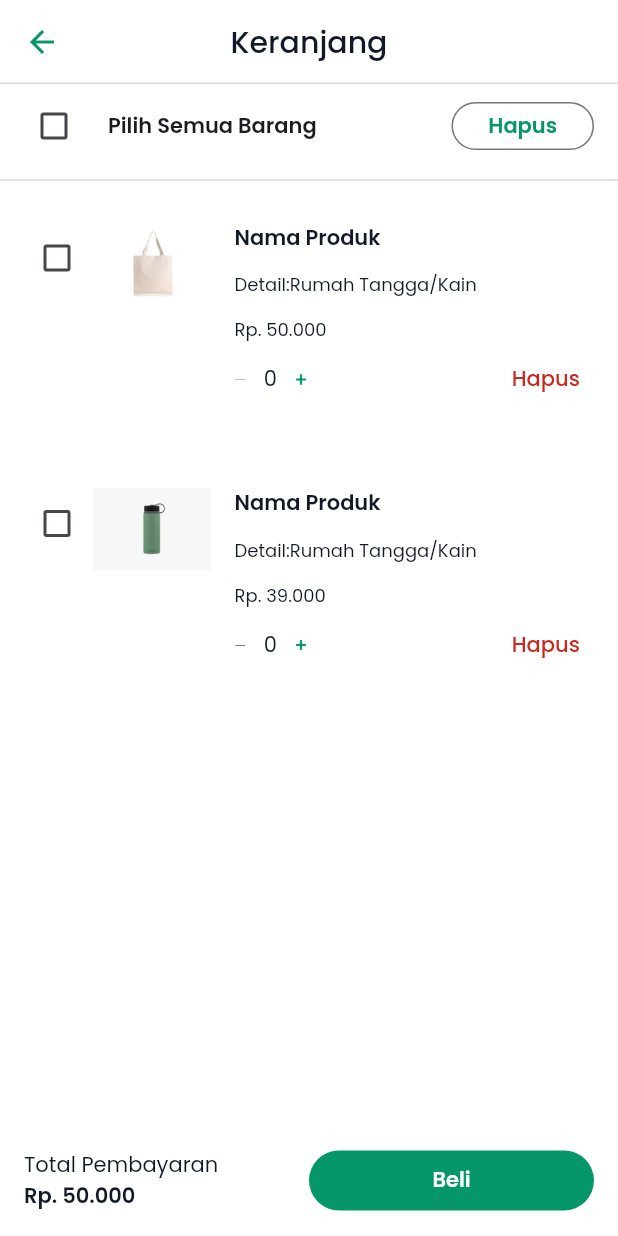
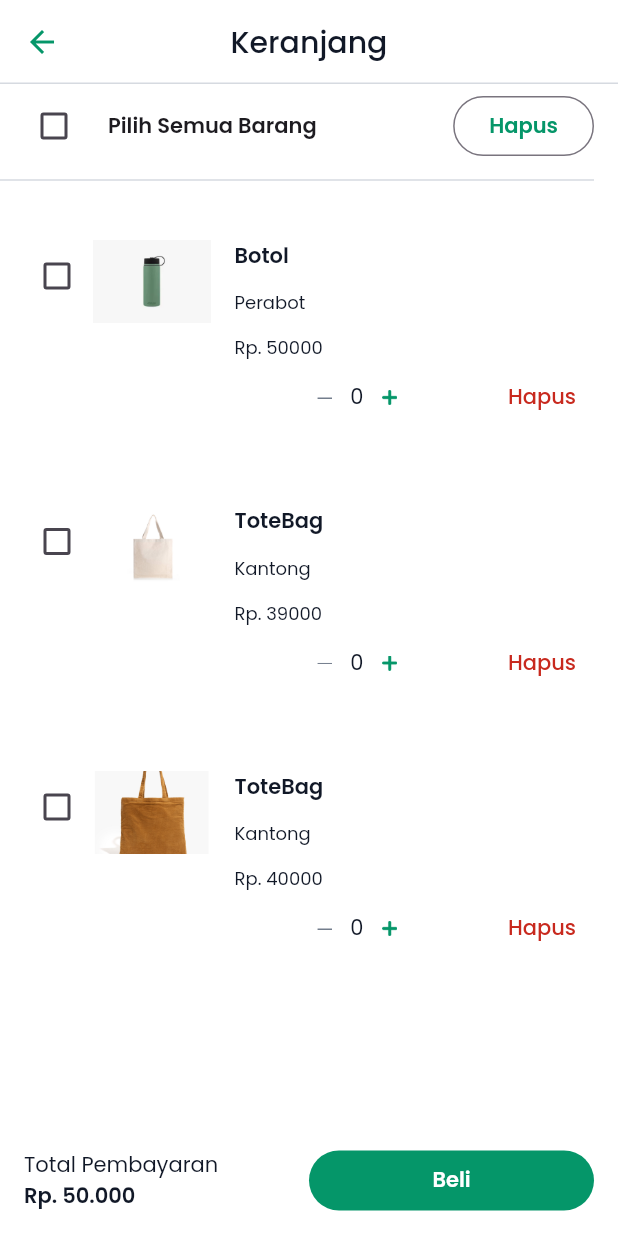
Before and after one commit to Ecowave-Alterra/ecowave-flutter, a Flutter app: the CartPage screen opened directly, after a tap on "Hapus", on a phone screen of 412 x 824 dp. Run offline on Flutter 3.47's test engine with Material 2 defaults, Android fonts, the phone set to English and light mode, and no system bars; our stand-ins replace another_flushbar, bloc, carousel_slider, file_picker, flutter_bloc, flutter_countdown_timer and 6 more; accounts and stored records are empty; network calls fail.

Commit message:
[FL-030] added cart to database

```diff
--- a/lib/core/utils/injector.dart
+++ b/lib/core/utils/injector.dart
@@ -1,3 +1,6 @@
+import 'package:ecowave/features/cart/bloc/cart/cart_bloc.dart';
+import 'package:ecowave/features/cart/bloc/counterItem/counter_item_bloc.dart';
+import 'package:ecowave/features/cart/model/service/cart_database.dart';
 import 'package:ecowave/features/payment/bloc/payment_deadline_bloc.dart';
 import 'package:get_it/get_it.dart';
 
@@ -6,10 +9,13 @@ final locator = GetIt.instance;
 void init() {
   // state management
   locator.registerFactory(() => PaymentDeadlineBloc());
+  locator.registerFactory(() => CartBloc(locator()));
+  locator.registerFactory(() => CounterItemBloc(locator()));
 
   // repository
 
   // remote service
 
   // local service
+  locator.registerLazySingleton<DatabaseInstance>(() => DatabaseInstance());
 }
--- a/lib/core/utils/providers.dart
+++ b/lib/core/utils/providers.dart
@@ -1,4 +1,6 @@
 import 'package:ecowave/core/utils/injector.dart' as di;
+import 'package:ecowave/features/cart/bloc/cart/cart_bloc.dart';
+import 'package:ecowave/features/cart/bloc/counterItem/counter_item_bloc.dart';
 import 'package:ecowave/features/payment/bloc/payment_deadline_bloc.dart';
 import 'package:flutter_bloc/flutter_bloc.dart';
 
@@ -6,5 +8,9 @@ class Providers {
   static final List<BlocProvider> init = [
     BlocProvider<PaymentDeadlineBloc>(
         create: (context) => di.locator<PaymentDeadlineBloc>()),
+    BlocProvider<CartBloc>(
+        create: (context) => di.locator<CartBloc>()..add(CartInsert())),
+    BlocProvider<CounterItemBloc>(
+        create: (context) => di.locator<CounterItemBloc>()),
   ];
 }
--- /dev/null
+++ b/lib/features/cart/bloc/cart/cart_bloc.dart
@@ -0,0 +1,49 @@
+import 'package:flutter/material.dart';
+import 'package:flutter_bloc/flutter_bloc.dart';
+
+import '../../../../core.dart';
+import '../../model/entity/cart_model.dart';
+import '../../model/service/cart_database.dart';
+
+part 'cart_event.dart';
+part 'cart_state.dart';
+
+class CartBloc extends Bloc<CartEvent, CartState> {
+  final DatabaseInstance dbCart;
+  final List<CartModel> data = [
+    CartModel(
+        nameItems: 'Botol',
+        detailItems: 'Perabot',
+        price: 50000,
+        totalItems: 0,
+        image: AppImages.productShop1),
+    CartModel(
+        nameItems: 'ToteBag',
+        detailItems: 'Kantong',
+        price: 39000,
+        totalItems: 0,
+        image: AppImages.productShop2),
+    CartModel(
+        nameItems: 'ToteBag',
+        detailItems: 'Kantong',
+        price: 40000,
+        totalItems: 0,
+        image: AppImages.productShop7),
+  ];
+  CartBloc(this.dbCart) : super(CartInitial()) {
+    on<CartInsert>((event, emit) async {
+      await dbCart.database();
+      for (CartModel item in data) {
+        await dbCart.insert({
+          'nameItems': item.nameItems,
+          'detailItems': item.detailItems,
+          'price': item.price,
+          'totalItems': item.totalItems,
+          'image': item.image,
+        });
+      }
+      final List<CartModel> result = await dbCart.all();
+      emit(CartSuccess(data: result));
+    });
+  }
+}
--- /dev/null
+++ b/lib/features/cart/bloc/cart/cart_event.dart
@@ -0,0 +1,6 @@
+part of 'cart_bloc.dart';
+
+@immutable
+abstract class CartEvent {}
+
+class CartInsert extends CartEvent {}
--- /dev/null
+++ b/lib/features/cart/bloc/cart/cart_state.dart
@@ -0,0 +1,15 @@
+part of 'cart_bloc.dart';
+
+@immutable
+abstract class CartState {}
+
+class CartInitial extends CartState {}
+
+class CartSuccess extends CartState {
+  final List<CartModel>? data;
+  final int? index;
+
+  CartSuccess({this.index, this.data});
+}
+
+class CartError extends CartState {}
--- /dev/null
+++ b/lib/features/cart/bloc/counterItem/counter_item_bloc.dart
@@ -0,0 +1,26 @@
+import 'package:bloc/bloc.dart';
+import 'package:meta/meta.dart';
+
+import '../../model/service/cart_database.dart';
+
+part 'counter_item_event.dart';
+part 'counter_item_state.dart';
+
+class CounterItemBloc extends Bloc<CounterItemEvent, CounterItemState> {
+  final DatabaseInstance dbCart;
+  CounterItemBloc(this.dbCart) : super(CounterItemInitial()) {
+    int? index = 0, id;
+    on<IncrementItem>((event, emit) async {
+      int totalItems = index + 1;
+      dynamic result =
+          await dbCart.updateTotalItem(id!, {'totalItems': totalItems});
+      emit(CounterItemLoaded(id: id, result: result));
+    });
+    on<DecrementItem>((event, emit) async {
+      int totalItems = index - 1;
+      dynamic result =
+          await dbCart.updateTotalItem(id!, {'totalItems': totalItems});
+      emit(CounterItemLoaded(id: id, result: result));
+    });
+  }
+}
--- /dev/null
+++ b/lib/features/cart/bloc/counterItem/counter_item_event.dart
@@ -0,0 +1,8 @@
+part of 'counter_item_bloc.dart';
+
+@immutable
+abstract class CounterItemEvent {}
+
+class IncrementItem extends CounterItemEvent {}
+
+class DecrementItem extends CounterItemEvent {}
--- /dev/null
+++ b/lib/features/cart/bloc/counterItem/counter_item_state.dart
@@ -0,0 +1,14 @@
+part of 'counter_item_bloc.dart';
+
+@immutable
+abstract class CounterItemState {}
+
+class CounterItemInitial extends CounterItemState {}
+
+class CounterItemLoaded extends CounterItemState {
+  final int id;
+  final int result;
+  CounterItemLoaded({required this.result, required this.id});
+}
+
+class CounterItemError extends CounterItemState {}
--- /dev/null
+++ b/lib/features/cart/model/entity/cart_model.dart
@@ -0,0 +1,24 @@
+class CartModel {
+  int? id, price, totalItems;
+  String? nameItems, detailItems, image;
+
+  CartModel({
+    this.id,
+    this.price,
+    this.totalItems,
+    this.nameItems,
+    this.detailItems,
+    this.image,
+  });
+
+  factory CartModel.fromJson(Map<String, dynamic> json) {
+    return CartModel(
+      id: json['id'],
+      price: json['price'],
+      totalItems: json['totalItems'],
+      nameItems: json['nameItems'],
+      detailItems: json['detailItems'],
+      image: json['image'],
+    );
+  }
+}
--- /dev/null
+++ b/lib/features/cart/model/service/cart_database.dart
@@ -0,0 +1,59 @@
+import 'dart:io';
+import 'package:ecowave/features/cart/model/entity/cart_model.dart';
+import 'package:path_provider/path_provider.dart';
+import 'package:path/path.dart';
+import 'package:sqflite/sqflite.dart';
+
+class DatabaseInstance {
+  final String _databaseName = 'eco_database.db';
+  final int _databaseVersion = 1;
+
+  final String table = 'cart';
+  final String id = 'id';
+  final String nameItems = 'nameItems';
+  final String detailItems = 'detailItems';
+  final String price = 'price';
+  final String totalItems = 'totalItems';
+  final String image = 'image';
+
+  Database? _database;
+  Future<Database> database() async {
+    if (_database != null) return _database!;
+    _database = await _initDatabase();
+    return _database!;
+  }
+
+  Future _initDatabase() async {
+    Directory documentsDirectory = await getApplicationDocumentsDirectory();
+    String path = join(documentsDirectory.path, _databaseName);
+    return openDatabase(path, version: _databaseVersion, onCreate: _onCreate);
+  }
+
+  Future _onCreate(Database db, int version) async {
+    await db.execute(
+        'CREATE TABLE $table ($id INTEGER PRIMARY KEY, $nameItems TEXT NULL, $detailItems TEXT NULL, $price INTEGER NULL, $totalItems INTEGER NULL, $image TEXT NULL)');
+  }
+
+  Future<List<CartModel>> all() async {
+    final data = await _database!.query(table);
+    List<CartModel> result = data.map((e) => CartModel.fromJson(e)).toList();
+    return result;
+  }
+
+  Future<int> insert(Map<String, dynamic> row) async {
+    final query = await _database!.insert(table, row);
+    return query;
+  }
+
+  Future delete(int idParam) async {
+    await _database!.delete(table, where: '$id = ?', whereArgs: [idParam]);
+  }
+
+  Future deleteAll() async {
+    await _database!.delete(table);
+  }
+
+  Future updateTotalItem(int idParam, Map<String, dynamic> row) async {
+    await _database!.update(table, row, where: '$id = ?', whereArgs: [idParam]);
+  }
+}
--- a/lib/features/cart/view/pages/cart_page.dart
+++ b/lib/features/cart/view/pages/cart_page.dart
@@ -1,6 +1,10 @@
+import 'package:ecowave/features/cart/model/entity/cart_model.dart';
+import 'package:ecowave/features/cart/model/service/cart_database.dart';
 import 'package:flutter/material.dart';
+import 'package:flutter_bloc/flutter_bloc.dart';
 
 import '../../../../core.dart';
+import '../../bloc/cart/cart_bloc.dart';
 import '../widgets/list_item_widget.dart';
 
 class CartPage extends StatefulWidget {
@@ -11,7 +15,23 @@ class CartPage extends StatefulWidget {
 }
 
 class _CartPageState extends State<CartPage> {
+  DatabaseInstance? databaseInstance;
   bool checkedAll = false;
+  Future initDatabase() async {
+    await databaseInstance!.database();
+    setState(() {});
+  }
+
+  Future delete(int id) async {
+    await databaseInstance!.delete(id);
+    setState(() {});
+  }
+
+  Future deleteAll() async {
+    await databaseInstance!.deleteAll();
+    setState(() {});
+  }
+
   @override
   Widget build(BuildContext context) {
     return Scaffold(
@@ -20,12 +40,12 @@ class _CartPageState extends State<CartPage> {
           'Keranjang',
         ),
       ),
-      body: Column(
+      body: Padding(
+        padding: const EdgeInsets.only(right: 16.0),
+        child: Column(
           crossAxisAlignment: CrossAxisAlignment.start,
           children: [
-          Padding(
-            padding: const EdgeInsets.only(right: 16.0),
-            child: Row(
+            Row(
               children: [
                 Expanded(
                   child: CheckboxListTile(
@@ -44,10 +64,8 @@ class _CartPageState extends State<CartPage> {
                   ),
                 ),
                 SizedBox(
-                  width: 95,
-                  height: 32,
                   child: OutlinedButton(
-                    onPressed: () {},
+                    onPressed: () => deleteAll(),
                     child: const Text(
                       'Hapus',
                       style: TextStyle(
@@ -59,28 +77,48 @@ class _CartPageState extends State<CartPage> {
                 ),
               ],
             ),
+            const Divider(),
+            BlocBuilder<CartBloc, CartState>(
+              builder: (context, state) {
+                if (state is CartInitial) {
+                  return const Center(
+                    child: CircularProgressIndicator(
+                      color: AppColors.primary500,
                     ),
-          const Divider(),
-          Padding(
-            padding: const EdgeInsets.only(
-              left: 14,
-              top: 20,
+                  );
+                } else if (state is CartSuccess) {
+                  return Expanded(
+                    child: ListView.separated(
+                      padding: const EdgeInsets.only(left: 14, top: 32),
+                      itemCount: state.data!.length,
+                      itemBuilder: (BuildContext context, int index) {
+                        return ListItem(
+                          id: state.data![index].id!,
+                          item: state.data![index].nameItems!,
+                          detail: state.data![index].detailItems!,
+                          price: state.data![index].price!,
+                          image: state.data![index].image!,
+                          onPressed: () => (),
+                        );
+                      },
+                      separatorBuilder: (context, index) {
+                        return const SizedBox(
+                          height: 48,
+                        );
+                      },
                     ),
-            child: Column(
-              children: [
-                const ListItem(
-                  price: '50.000',
-                  image: AppImages.productShop2,
-                ),
-                48.0.height,
-                const ListItem(
-                  price: '39.000',
-                  image: AppImages.productShop1,
-                ),
+                  );
+                } else if (state is CartError) {
+                  return const Center(
+                    child: Text('Data not found!'),
+                  );
+                } else {
+                  return const CircularProgressIndicator();
+                }
+              },
+            )
           ],
         ),
-          )
-        ],
       ),
       bottomNavigationBar: Padding(
         padding: const EdgeInsets.all(AppSizes.primary),
--- a/lib/features/cart/view/widgets/list_item_widget.dart
+++ b/lib/features/cart/view/widgets/list_item_widget.dart
@@ -1,4 +1,7 @@
+import 'package:ecowave/features/cart/bloc/cart/cart_bloc.dart';
+import 'package:ecowave/features/cart/bloc/counterItem/counter_item_bloc.dart';
 import 'package:flutter/material.dart';
+import 'package:flutter_bloc/flutter_bloc.dart';
 
 import '../../../../core.dart';
 
@@ -6,9 +9,15 @@ class ListItem extends StatefulWidget {
   const ListItem({
     super.key,
     required this.price,
+    required this.id,
     required this.image,
+    required this.item,
+    required this.detail,
+    required this.onPressed,
   });
-  final String price, image;
+  final int price, id;
+  final String item, detail, image;
+  final void Function() onPressed;
   @override
   State<ListItem> createState() => _ListItemState();
 }
@@ -16,9 +25,12 @@ class ListItem extends StatefulWidget {
 class _ListItemState extends State<ListItem> {
   bool checkedItems = false;
   int index = 0;
+
   @override
   Widget build(BuildContext context) {
-    return Row(
+    return Column(
+      children: [
+        Row(
           crossAxisAlignment: CrossAxisAlignment.start,
           children: [
             Checkbox(
@@ -38,16 +50,16 @@ class _ListItemState extends State<ListItem> {
             Column(
               crossAxisAlignment: CrossAxisAlignment.start,
               children: [
-            const Text(
-              'Nama Produk',
-              style: TextStyle(
+                Text(
+                  widget.item,
+                  style: const TextStyle(
                     fontWeight: AppFontWeight.semibold,
                   ),
                 ),
                 12.0.height,
-            const Text(
-              'Detail:Rumah Tangga/Kain',
-              style: TextStyle(
+                Text(
+                  widget.detail,
+                  style: const TextStyle(
                     fontSize: 12,
                     fontWeight: AppFontWeight.regular,
                   ),
@@ -60,47 +72,51 @@ class _ListItemState extends State<ListItem> {
                     fontWeight: AppFontWeight.regular,
                   ),
                 ),
+              ],
+            ),
+          ],
+        ),
         Row(
-              mainAxisSize: MainAxisSize.min,
-              mainAxisAlignment: MainAxisAlignment.spaceBetween,
           children: [
             Row(
               children: [
+                SizedBox(
+                  width: MediaQuery.of(context).size.width - 215,
+                ),
                 InkWell(
                     child: const ImageIcon(
                       AppIcons.min,
-                        size: 7,
+                      size: 10,
                       color: AppColors.grey500,
                     ),
-                      onTap: () {
-                        setState(() {
-                          index -= 1;
-                          if (index < 0) {
-                            index = 0;
+                    onTap: () =>
+                        context.read<CounterItemBloc>().add(DecrementItem())),
+                12.5.width,
+                BlocBuilder<CounterItemBloc, CounterItemState>(
+                  builder: (context, state) {
+                    if (state is CounterItemInitial) {
+                      return const Text('0');
+                    } else if (state is CounterItemLoaded) {
+                      return Text(state.result.toString());
+                    } else {
+                      return const Text('null');
                     }
-                        });
                   },
                 ),
-                    12.5.width,
-                    Text(index.toString()),
                 12.5.width,
                 InkWell(
                     child: const ImageIcon(
                       AppIcons.add,
-                        size: 7,
+                      size: 10,
                       color: AppColors.primary500,
                     ),
-                      onTap: () {
-                        setState(() {
-                          index += 1;
-                        });
-                      },
-                    ),
+                    onTap: () =>
+                        context.read<CounterItemBloc>().add(IncrementItem())),
               ],
             ),
-                125.0.width,
+            const Spacer(),
             TextButton(
-                  onPressed: () {},
+              onPressed: widget.onPressed,
               child: const Text(
                 'Hapus',
                 style: TextStyle(
@@ -111,8 +127,6 @@ class _ListItemState extends State<ListItem> {
           ],
         )
       ],
-        ),
-      ],
     );
   }
 }
--- a/lib/features/ecommerce/view/pages/product_detail_page.dart
+++ b/lib/features/ecommerce/view/pages/product_detail_page.dart
@@ -1,3 +1,4 @@
+import 'package:ecowave/features/cart/view/pages/cart_page.dart';
 import 'package:ecowave/features/ecommerce/view/widgets/product_description_widget.dart';
 import 'package:flutter/material.dart';
 
@@ -16,7 +17,7 @@ class ProductDetail extends StatelessWidget {
         title: const Text("Detail Barang"),
         actions: [
           IconButton(
-            onPressed: () => context.push(const PaymentDetailPage()),
+            onPressed: () => context.push(const CartPage()),
             icon: const ImageIcon(
               AppIcons.keranjang,
               color: AppColors.primary500,
--- a/pubspec.yaml
+++ b/pubspec.yaml
@@ -23,6 +23,8 @@ dependencies:
   flutter_rating_bar: ^4.0.1
   flutter_switch: ^0.3.2
   file_picker: ^5.3.1
+  sqflite: ^2.2.8+4
+  path_provider: ^2.0.15
 
 flutter_launcher_icons:
   android: "launcher_icon"
```
Also changed, not shown: pubspec.lock. Lines whose indentation alone changed are shown as unchanged.
